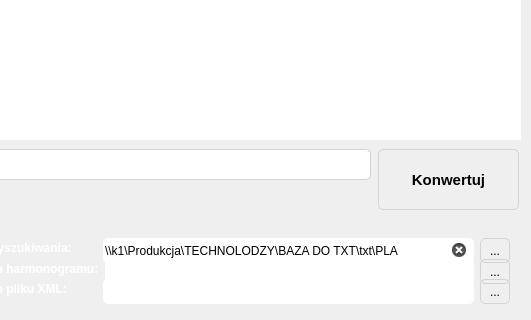
Above: mainwindow.ui from RStravinsky/ExcelToXML_Assembly before the change; both pictures show x 90 to 621 and y 201 to 521 of the 621 by 521 pixel window. Below: the same form after it.
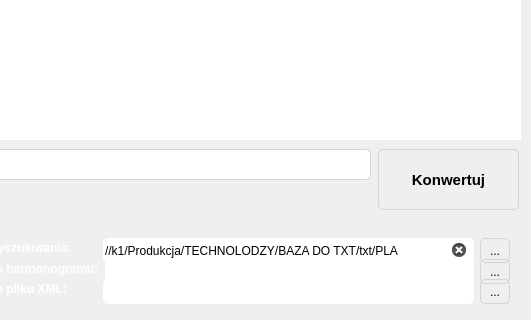
That is the form after the change. Icons and pictures are not drawn.

What changed in the file:
```diff
--- a/mainwindow.ui
+++ b/mainwindow.ui
@@ -254,7 +254,7 @@
 }</string>
           </property>
           <property name="text">
-           <string>\\k1\Produkcja\TECHNOLODZY\BAZA DO TXT\txt\PLA</string>
+           <string>//k1/Produkcja/TECHNOLODZY/BAZA DO TXT/txt/PLA</string>
           </property>
           <property name="readOnly">
            <bool>false</bool>
```
